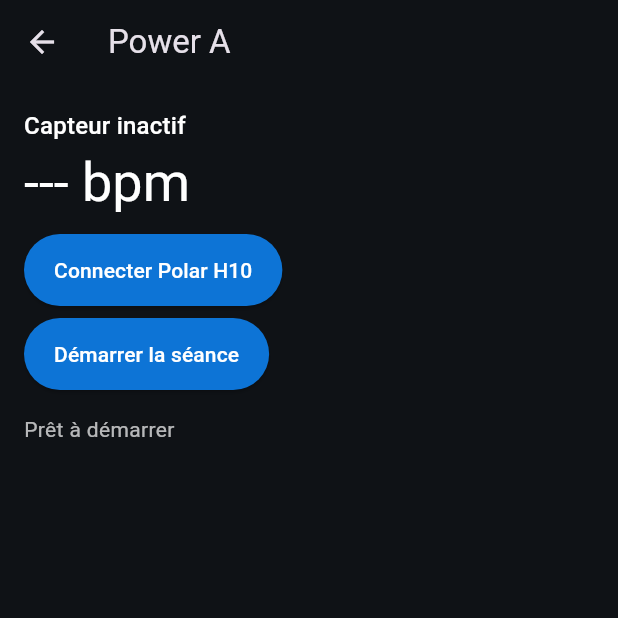
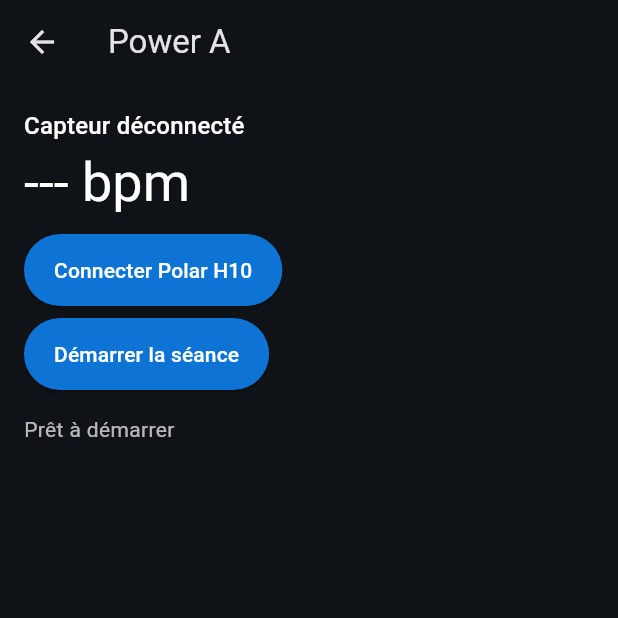
Before and after one commit to didierfortin94-pixel/ExoTrack_Ultimate_v1, a Flutter app: the screen it shows after launch, after a tap on "DÉMARRER UNE SÉANCE", on a phone screen of 412 x 824 dp, the top half of it. Run offline on Flutter 3.47's test engine with Material 3 defaults, Android fonts, the phone set to English and light mode, and no system bars; our stand-ins replace flutter_blue_plus, yaml.

Commit message:
Revert "Use XML launcher icons and refine workout connection UX"

```diff
--- a/lib/features/workout/ui/start_workout_page.dart
+++ b/lib/features/workout/ui/start_workout_page.dart
@@ -66,40 +66,34 @@
   }
 
   Future<void> _connectPolar() async {
-    setState(() {
-      _isConnectingPolar = true;
-      eventText = 'Connexion au Polar H10…';
-    });
-
+    if (_isConnectingPolar) return;
+    setState(() => _isConnectingPolar = true);
     final connected = await engine.startWithPolar();
     if (!mounted) return;
-
     setState(() {
       _isConnectingPolar = false;
-      eventText = connected ? 'Polar H10 connecté' : 'Polar H10 introuvable';
+      if (!connected) {
+        eventText = 'Polar H10 introuvable';
+      }
     });
   }
 
   Future<void> _startSession() async {
     await engine.start(session);
-    if (!mounted) return;
-    setState(() {
-      eventText = 'Séance démarrée';
-    });
   }
 
   String get _sensorStateLabel {
     switch (_sensorState) {
       case SensorState.off:
-        return 'Capteur inactif';
+        return 'Capteur déconnecté';
       case SensorState.scanning:
-        return 'Recherche de capteurs…';
+        return 'Recherche du capteur…';
       case SensorState.connecting:
         return 'Connexion en cours…';
       case SensorState.ready:
-        return 'Polar prêt';
+        return 'Capteur prêt';
       case SensorState.streaming:
-        return 'Streaming en direct';
+        return 'Données en direct';
     }
   }
 
```
Also changed, not shown: 10 other files.
